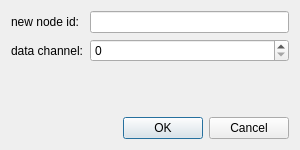
Old version of the form linux/GUI/MappingDialog.ui in the repository ubi-agni/TactileGlove.
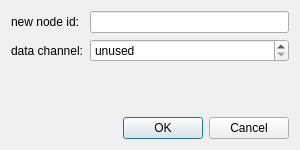
New version of the form.

Patch:
```diff
--- a/linux/GUI/MappingDialog.ui
+++ b/linux/GUI/MappingDialog.ui
@@ -34,7 +34,11 @@
       </widget>
      </item>
      <item row="1" column="1">
-      <widget class="QSpinBox" name="channelSpinBox"/>
+      <widget class="QSpinBox" name="channelSpinBox">
+       <property name="specialValueText">
+        <string>unused</string>
+       </property>
+      </widget>
      </item>
     </layout>
    </item>
```
